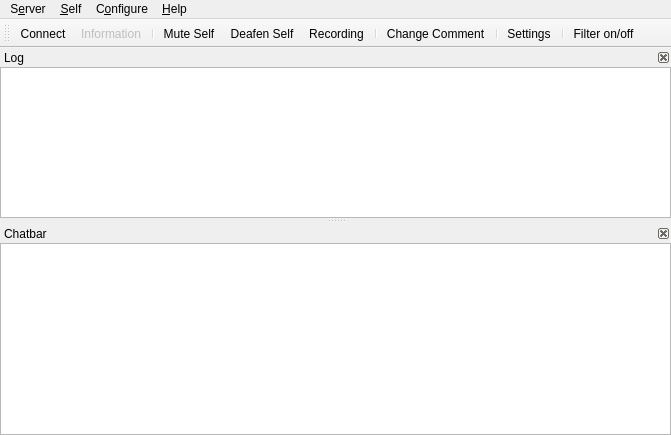
mumble-voip/mumble, file src/mumble/MainWindow.ui: the form before one commit.
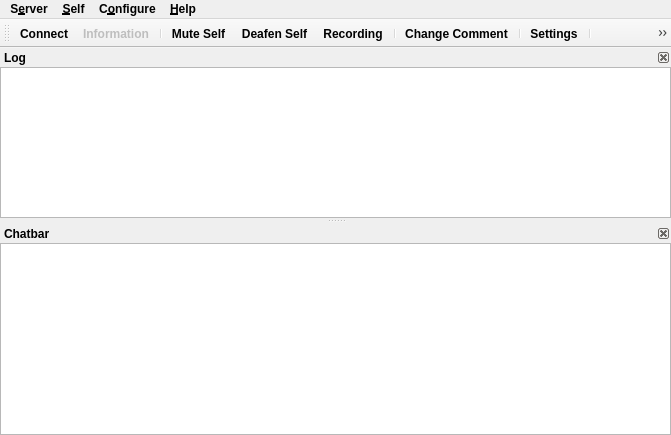
The form after the commit. Icons and pictures are not drawn. Custom widgets are drawn as their Qt base class.

Patch:
```diff
--- a/src/mumble/MainWindow.ui
+++ b/src/mumble/MainWindow.ui
@@ -10,9 +10,56 @@
     <height>435</height>
    </rect>
   </property>
+  <property name="palette">
+   <palette>
+    <active>
+     <colorrole role="Mid">
+      <brush brushstyle="SolidPattern">
+       <color alpha="255">
+        <red>184</red>
+        <green>184</green>
+        <blue>184</blue>
+       </color>
+      </brush>
+     </colorrole>
+    </active>
+    <inactive>
+     <colorrole role="Mid">
+      <brush brushstyle="SolidPattern">
+       <color alpha="255">
+        <red>184</red>
+        <green>184</green>
+        <blue>184</blue>
+       </color>
+      </brush>
+     </colorrole>
+    </inactive>
+    <disabled>
+     <colorrole role="Mid">
+      <brush brushstyle="SolidPattern">
+       <color alpha="255">
+        <red>184</red>
+        <green>184</green>
+        <blue>184</blue>
+       </color>
+      </brush>
+     </colorrole>
+    </disabled>
+   </palette>
+  </property>
+  <property name="font">
+   <font>
+    <weight>75</weight>
+    <bold>true</bold>
+    <underline>false</underline>
+   </font>
+  </property>
   <property name="windowTitle">
    <string>Mumble</string>
   </property>
+  <property name="autoFillBackground">
+   <bool>true</bool>
+  </property>
   <property name="dockOptions">
    <set>QMainWindow::AllowNestedDocks|QMainWindow::AnimatedDocks</set>
   </property>
@@ -48,7 +95,7 @@
      <x>0</x>
      <y>0</y>
      <width>671</width>
-     <height>21</height>
+     <height>20</height>
     </rect>
    </property>
    <widget class="QMenu" name="qmConfig">
```
